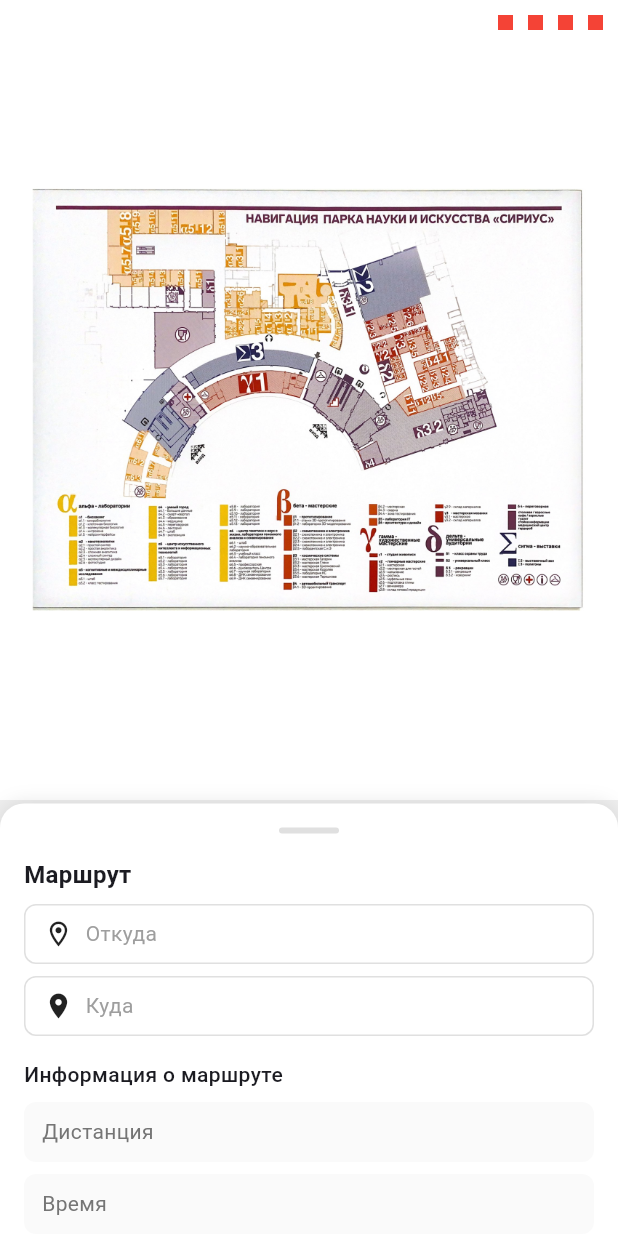
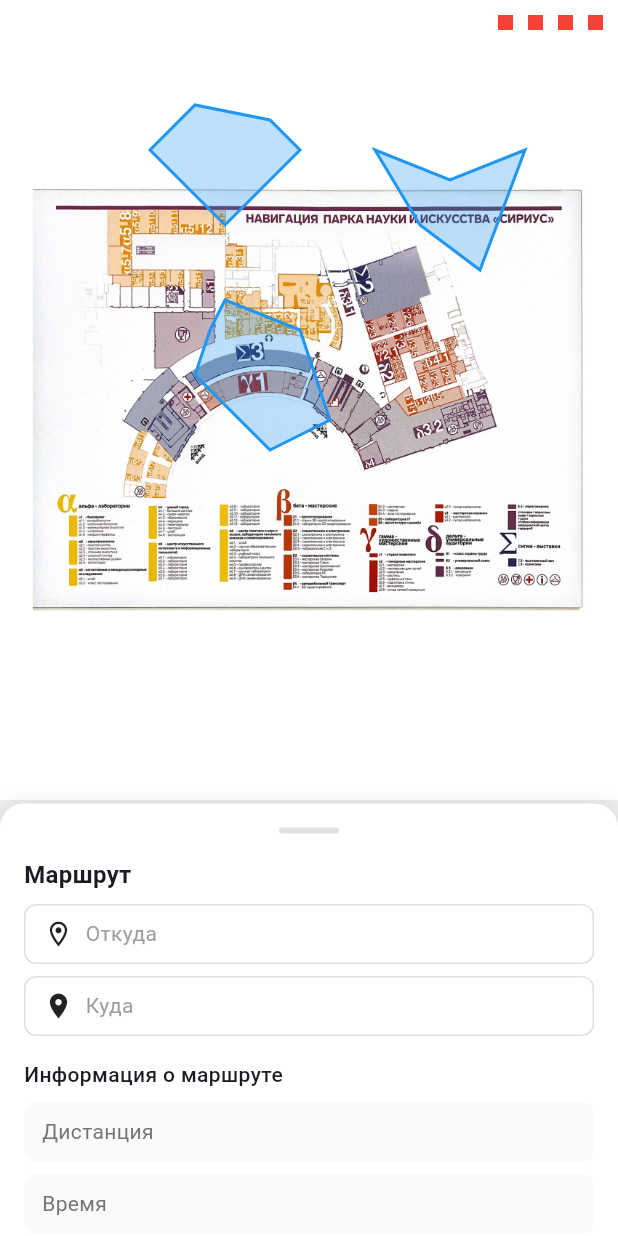
Before and after one commit to npolyakova/programming-project, a Flutter app: the MainScreen screen opened by its route, on a phone screen of 412 x 824 dp. Run offline on Flutter 3.47's test engine with Material 3 defaults, Android fonts, the phone set to English and light mode, and no system bars; our stand-ins replace dio, flutter_secure_storage; accounts and stored records are empty.

Commit message:
Пока работает.

```diff
--- /dev/null
+++ b/Application_Front/lib/CORE/repositories/MapCoordinateTransformer.dart
@@ -0,0 +1,38 @@
+import 'package:flutter/widgets.dart';
+import 'package:vector_math/vector_math_64.dart';
+
+class MapCoordinateTransformer
+{
+  final TransformationController transformationController;
+  final Size imageSize;
+
+  const MapCoordinateTransformer({
+    required this.transformationController,
+    required this.imageSize,
+  });
+
+  // Из экранных координат в координаты изображения
+  Vector2 screenToImage(Vector2 screenPoint) {
+    final Matrix4 transform = transformationController.value;
+    final Matrix4 invertedMatrix = Matrix4.inverted(transform);
+    final Vector3 transformed = invertedMatrix.transform3(
+      Vector3(screenPoint.x, screenPoint.y, 0)
+    );
+    return Vector2(transformed.x, transformed.y);
+  }
+
+  // Из координат изображения в экранные
+  Vector2 imageToScreen(Vector2 imagePoint) {
+    final Matrix4 transform = transformationController.value;
+    final Vector3 transformed = transform.transform3(
+      Vector3(imagePoint.x, imagePoint.y, 0)
+    );
+    return Vector2(transformed.x, transformed.y);
+  }
+
+  // Получить масштабированный размер
+  Vector2 getScaledSize() {
+    final scale = transformationController.value.getMaxScaleOnAxis();
+    return Vector2(imageSize.width * scale, imageSize.height * scale);
+  }
+}
--- a/Application_Front/lib/CORE/repositories/MapData.dart
+++ b/Application_Front/lib/CORE/repositories/MapData.dart
@@ -1,9 +1,9 @@
 import 'package:application_front/CORE/repositories/DataApplication.dart';
 import 'package:application_front/CORE/repositories/NodeMap.dart';
 import 'package:application_front/CORE/repositories/RoomData.dart';
-import 'package:application_front/CORE/repositories/User.dart';
 import 'package:application_front/CORE/services/ApiClient.dart';
 import 'package:application_front/CORE/services/Authentication.dart';
+import 'package:dio/dio.dart';
 
 class MapData
 {
@@ -15,16 +15,81 @@
 
   final Map<int, NodeMap> navigationPoints = {};
 
+  final Map<String, dynamic> testJson =
+  {
+    "rooms": {
+      "1": {
+        "room_id": 1,
+        "floor": 1,
+        "parent": 0,
+        "name": "Комната 1",
+        "bounds": {
+          "room_id": 1,
+          "bounds": [
+            {"x": 100, "y": 100},
+            {"x": 150, "y": 150},
+            {"x": 200, "y": 100},
+            {"x": 180, "y": 80},
+            {"x": 130, "y": 70}
+          ]
+        }
+      },
+      "2": {
+        "room_id": 2,
+        "floor": 1,
+        "parent": 0,
+        "name": "Комната 2",
+        "bounds": {
+          "room_id": 2,
+          "bounds": [
+            {"x": 250, "y": 100},
+            {"x": 300, "y": 120},
+            {"x": 350, "y": 100},
+            {"x": 320, "y": 180},
+            {"x": 280, "y": 150}
+          ]
+        }
+      },
+      "3": {
+        "room_id": 3,
+        "floor": 1,
+        "parent": 0,
+        "name": "Комната 3",
+        "bounds": {
+          "room_id": 3,
+          "bounds": [
+            {"x": 150, "y": 200},
+            {"x": 200, "y": 220},
+            {"x": 220, "y": 280},
+            {"x": 180, "y": 300},
+            {"x": 130, "y": 250},
+            {"x": 140, "y": 220}
+          ]
+        }
+      }
+    }
+  };
+
   Future<void> GetRoomData() async
   {
-    if(Authentication.CurrentUser == null)
+    // if(Authentication.CurrentUser == null)
+    // {
+    //   throw Exception('Вы не авторизованы');
+    // }
+    var answer;
+    try
     {
-      throw Exception('Вы не авторизованы');
+      answer = await _apiClient.Get('/rooms', Authentication.CurrentUser!);
     }
-    var answer = await _apiClient.Get('/rooms', Authentication.CurrentUser!);
+    catch(e)
+    {
+      //Debug
+      answer = Response(data: testJson, requestOptions: RequestOptions());
+    }
     for(var room in answer.data['rooms'].entries)
     {
-      rooms[room[room_id]] = RoomData(id: room[room_id], floor: room[floor], parent: room[parent], name: room[name], bounds: room[bounds]);
+      rooms[room.value[room_id]] = RoomData(id: room.value[room_id], floor: room.value[floor], parent: room.value[parent], name: room.value[name],
+       bounds: RoomBounds.ToJson(room.value[bounds]));
     }
   }
 
--- a/Application_Front/lib/CORE/repositories/RoomData.dart
+++ b/Application_Front/lib/CORE/repositories/RoomData.dart
@@ -1,16 +1,19 @@
+import 'dart:math';
+
+import 'package:flutter/material.dart';
 
 class Vector2
 {
-  final int x;
-  final int y;
+  final double x;
+  final double y;
 
   Vector2({required this.x, required this.y});
 
   factory Vector2.ToJson(Map<String, dynamic> json)
   {
     return Vector2(
-      x: json['x'] ?? 0,
-      y: json['y'] ?? 0);
+      x: (json['x'] ?? 0).toDouble(),
+      y: (json['y'] ?? 0).toDouble());
   }
 }
 
@@ -23,16 +26,14 @@
     required this.bounds,
   });
 
-  factory RoomBounds.ToJson(Map<String, dynamic> json)
-  {
+  factory RoomBounds.ToJson(Map<String, dynamic> json) {
     return RoomBounds(
       id: json['room_id'],
       bounds: (json['bounds'] as List<dynamic>?)
             ?.map((e) => Vector2.ToJson(e as Map<String, dynamic>))
             .toList() ?? []
-            );
+    );
   }
-
 }
 
 class RoomData
@@ -55,6 +56,164 @@
       name: json['name'] ?? 'none',
       bounds: RoomBounds.ToJson(json['bounds'])
     );
+
   }
 
+  bool isClickInside(double x, double y) {
+    Rect boundingBox = getBoundingBox();
+    double mapX = x + boundingBox.left;
+    double mapY = y + boundingBox.top;
+    return _PointInPolygonChecker.isPointInPolygon(bounds.bounds, mapX, mapY);
+  }
+
+  Rect getBoundingBox() {
+    if (bounds.bounds.isEmpty) return Rect.zero;
+
+    // Находим крайние точки комнаты
+    double minX = bounds.bounds[0].x;
+    double minY = bounds.bounds[0].y;
+    double maxX = bounds.bounds[0].x;
+    double maxY = bounds.bounds[0].y;
+
+    // Проходим по всем точкам, ищем минимальные и максимальные координаты
+    for (var point in bounds.bounds) {
+      if (point.x < minX) minX = point.x;
+      if (point.y < minY) minY = point.y;
+      if (point.x > maxX) maxX = point.x;
+      if (point.y > maxY) maxY = point.y;
+    }
+
+    // Возвращаем прямоугольник, который охватывает всю комнату
+    return Rect.fromLTRB(minX, minY, maxX, maxY);
+  }
+
+  Widget GetRoomButton(Function(String name, int id) OnTap)
+  {
+      return _ClickableRoomBounds(data: this, onTap: OnTap);
+  }
 }
+
+
+class _ClickableRoomBounds extends StatelessWidget {
+  final RoomData data;
+  final Function(String name, int id) onTap;
+
+  _ClickableRoomBounds({
+    required this.data,
+    required this.onTap,
+  });
+
+  @override
+  Widget build(BuildContext context) {
+    // Находим размеры области
+    double minX = double.infinity;
+    double minY = double.infinity;
+    double maxX = double.negativeInfinity;
+    double maxY = double.negativeInfinity;
+
+    for (var point in data.bounds.bounds) {
+      minX = min(minX, point.x);
+      minY = min(minY, point.y);
+      maxX = max(maxX, point.x);
+      maxY = max(maxY, point.y);
+    }
+
+    return Positioned(
+      left: minX,
+      top: minY,
+      width: maxX - minX,
+      height: maxY - minY,
+      child: GestureDetector(
+        behavior: HitTestBehavior.translucent,
+         onTapDown: (details) {
+        if (data.isClickInside(details.localPosition.dx, details.localPosition.dy)) {
+            onTap(data.name, data.id);
+          }
+        },
+        child: CustomPaint(
+          painter: _RoomPainter(bounds: data.bounds, offset: Offset(-minX, -minY)),
+        ),
+      ),
+    );
+  }
+}
+
+class _PointInPolygonChecker {
+  /// Проверяет, находится ли точка внутри полигона
+   static bool isPointInPolygon(List<Vector2> polygon, double px, double py) {
+    if (polygon.length < 3) return false;
+
+    bool collision = false;
+
+    // Проходим по всем сторонам многоугольника
+    for (int current = 0; current < polygon.length; current++) {
+      int next = (current + 1) % polygon.length;
+
+      Vector2 vc = polygon[current]; // Текущая вершина
+      Vector2 vn = polygon[next];    // Следующая вершина
+
+      // Проверяем, пересекает ли луч эту сторону
+      if (((vc.y > py && vn.y < py) || (vc.y < py && vn.y > py)) &&
+          (px < (vn.x - vc.x) * (py - vc.y) / (vn.y - vc.y) + vc.x)) {
+            collision = !collision;
+      }
+    }
+
+    return collision;
+  }
+
+  // Добавим метод для отладки
+  static void debugPrint(List<Vector2> polygon, double px, double py) {
+    print('Checking point ($px, $py)');
+    for (var point in polygon) {
+      print('Polygon point: (${point.x}, ${point.y})');
+    }
+    print('Result: ${isPointInPolygon(polygon, px, py)}');
+  }
+}
+
+class _RoomPainter extends CustomPainter {
+  final RoomBounds bounds;
+  final Offset offset; // Смещение для корректного отображения
+
+  _RoomPainter({required this.bounds, required this.offset});
+
+  @override
+  void paint(Canvas canvas, Size size) {
+    final paint = Paint()
+      ..color = Colors.blue.withOpacity(0.3)
+      ..style = PaintingStyle.fill;
+
+    final strokePaint = Paint() // Добавляем обводку для наглядности
+      ..color = Colors.blue
+      ..style = PaintingStyle.stroke
+      ..strokeWidth = 2;
+
+    final path = Path();
+
+    // Применяем смещение к координатам
+    path.moveTo(bounds.bounds[0].x + offset.dx, bounds.bounds[0].y + offset.dy);
+
+    for(int i = 1; i < bounds.bounds.length; i++) {
+      path.lineTo(bounds.bounds[i].x + offset.dx, bounds.bounds[i].y + offset.dy);
+    }
+
+    path.close();
+    canvas.drawPath(path, paint);
+    canvas.drawPath(path, strokePaint);
+  }
+
+  @override
+  bool hitTest(Offset position) {
+    final path = Path();
+    path.moveTo(bounds.bounds[0].x + offset.dx, bounds.bounds[0].y + offset.dy);
+    for(int i = 1; i < bounds.bounds.length; i++) {
+      path.lineTo(bounds.bounds[i].x + offset.dx, bounds.bounds[i].y + offset.dy);
+    }
+    path.close();
+    return path.contains(position);
+  }
+
+  @override
+  bool shouldRepaint(covariant CustomPainter oldDelegate) => false;
+}
--- a/Application_Front/lib/CORE/services/ApiClient.dart
+++ b/Application_Front/lib/CORE/services/ApiClient.dart
@@ -49,9 +49,9 @@
   Future<Response> PostAuth({dynamic data}) async {
     try {
       String path = '/auth';
-      path += '?login=${data['login']}';//&password=${data['password']}';
       final response = await _dio.post(
         path,
+        data: data
       );
       return response;
     } catch (e) {
--- a/Application_Front/lib/UI/menus/AuthenticationMenu.dart
+++ b/Application_Front/lib/UI/menus/AuthenticationMenu.dart
@@ -96,7 +96,10 @@
     }
     catch(e)
     {
-      screen.ShowErrorDialog(e.toString());
+      //Debug
+      Navigator.pushReplacementNamed(context, '/main');
+      //screen.ShowErrorDialog(e.toString());
+      //
     }
     finally
     {
--- a/Application_Front/lib/UI/widgets/InteractiveMap.dart
+++ b/Application_Front/lib/UI/widgets/InteractiveMap.dart
@@ -1,10 +1,12 @@
+import 'dart:async';
+import 'package:application_front/CORE/repositories/MapCoordinateTransformer.dart';
 import 'package:application_front/CORE/repositories/NodeMap.dart';
+import 'package:application_front/CORE/repositories/RoomData.dart';
 import 'package:flutter/material.dart';
+import 'package:application_front/CORE/repositories/MapData.dart';
 
 class InteractiveMap extends StatefulWidget
 {
-
-
   @override
   State<StatefulWidget> createState()
   {
@@ -19,9 +21,37 @@
 
   late final List<NodeMap> nodes;
 
+  late final MapData _mapData;
+
+  late final MapCoordinateTransformer _coordinator;
+
   @override
-  void initState() {
+  void initState()
+  {
+     _mapData = MapData();
      _mapImage = Image.asset('Resources/MainMapTest.jpg');
+
+     late Size? _imageSize;
+
+    // Получаем размер из уже загруженного Image
+    WidgetsBinding.instance.addPostFrameCallback((_) {
+     _mapImage.image.resolve(ImageConfiguration()).addListener(
+        ImageStreamListener((ImageInfo info, bool _)
+        {
+          if (mounted)
+          {  // Проверяем, что виджет всё ещё существует
+            setState(()
+            {
+              _imageSize = Size(
+                info.image.width.toDouble(),
+                info.image.height.toDouble());
+              _coordinator = MapCoordinateTransformer(transformationController: TransformationController(), imageSize:  _imageSize!);
+              print('Image size loaded: ${_imageSize?.width} x ${_imageSize?.height}');
+            });
+          }
+        })
+      );
+     });
      nodes =
      [
       NodeMap(x: 10, y: 10, id: 1),
@@ -29,8 +59,19 @@
       NodeMap(x: 50, y: 10, id: 3),
       NodeMap(x: 70, y: 10, id: 4),
      ];
+    _initializeData();
     super.initState();
   }
+  Future<void> _initializeData() async {
+  try {
+    await _mapData.GetRoomData();
+    if (mounted) {
+      setState(() {});
+    }
+  } catch (e) {
+    print('Ошибка при инициализации данных: $e');
+  }
+}
   @override
   Widget build(BuildContext context)
   {
@@ -43,8 +84,11 @@
         child: Stack(
           children:
           [
-            Align(alignment:  AlignmentDirectional.topStart,child: _mapImage),
-            ...nodes
+            Align(alignment:  AlignmentDirectional.topStart, child: _mapImage),
+            ...nodes,
+             ..._mapData.rooms.values.map((room) =>
+              room.GetRoomButton((name, id) => print("${name} is tap"))
+            ).toList(),
           ],
         ) ,
       )
--- a/Application_Front/pubspec.yaml
+++ b/Application_Front/pubspec.yaml
@@ -18,6 +18,7 @@
 
 
   cupertino_icons: ^1.0.8
+  vector_math: ^2.1.4
 
 dev_dependencies:
   flutter_test:
```
Also changed, not shown: Application_Front/lib/UI/menus/MainMapMenu.dart (added), Application_Front/pubspec.lock.
